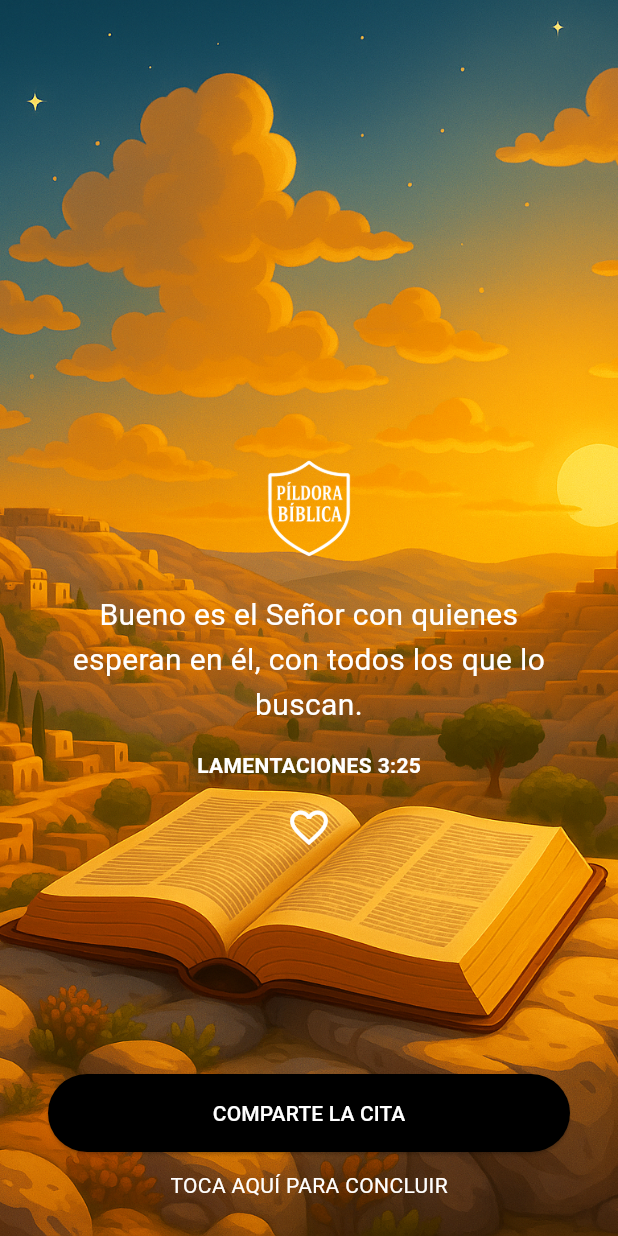
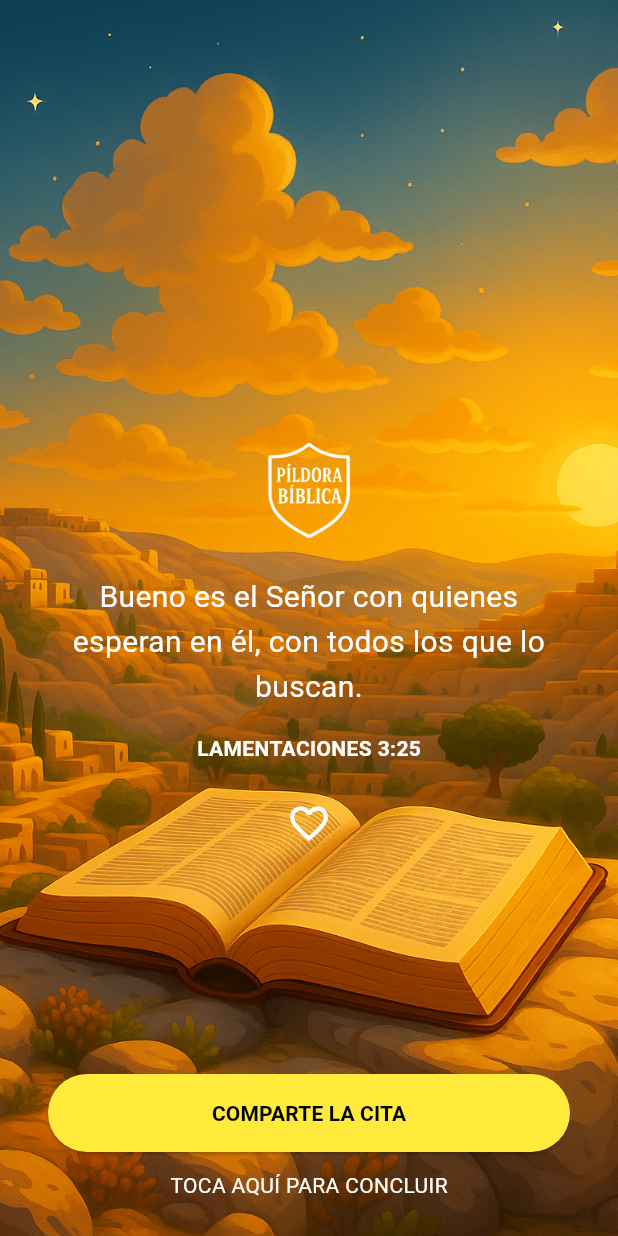
Before and after one commit to emgycreativo/Pildora_Biblica_app, a Flutter app: the screen it shows after launch, on a phone screen of 412 x 824 dp. Run offline on Flutter 3.47's test engine with Material 3 defaults, Android fonts, the phone set to English and light mode, and no system bars; our stand-ins replace share_plus.

Commit message:
Add share functionality and favorite toggle

```diff
--- a/lib/main.dart
+++ b/lib/main.dart
@@ -1,4 +1,5 @@
 import 'package:flutter/material.dart';
+import 'package:share_plus/share_plus.dart';
 
 void main() {
   runApp(const MyApp());
@@ -16,8 +17,21 @@ class MyApp extends StatelessWidget {
   }
 }
 
-class PantallaBienvenida extends StatelessWidget {
+class PantallaBienvenida extends StatefulWidget {
   const PantallaBienvenida({super.key});
+
+  @override
+  State<PantallaBienvenida> createState() => _PantallaBienvenidaState();
+}
+
+class _PantallaBienvenidaState extends State<PantallaBienvenida> {
+  bool _isFavorite = false;
+
+  void _shareQuote() {
+    Share.share(
+      '"Bueno es el Señor con quienes esperan en él, con todos los que lo buscan."\nLAMENTACIONES 3:25',
+    );
+  }
 
   @override
   Widget build(BuildContext context) {
@@ -63,10 +77,17 @@ class PantallaBienvenida extends StatelessWidget {
                 const SizedBox(height: 16),
 
                 // Icono de corazón
-                const Icon(
-                  Icons.favorite_border,
-                  color: Colors.white,
-                  size: 30,
+                IconButton(
+                  icon: Icon(
+                    _isFavorite ? Icons.favorite : Icons.favorite_border,
+                    color: _isFavorite ? Colors.red : Colors.white,
+                  ),
+                  iconSize: 30,
+                  onPressed: () {
+                    setState(() {
+                      _isFavorite = !_isFavorite;
+                    });
+                  },
                 ),
 
                 const Spacer(),
@@ -77,9 +98,9 @@ class PantallaBienvenida extends StatelessWidget {
                   child: SizedBox(
                     width: double.infinity,
                     child: ElevatedButton(
-                      onPressed: () {},
+                      onPressed: _shareQuote,
                       style: ElevatedButton.styleFrom(
-                        backgroundColor: Colors.black,
+                        backgroundColor: Colors.yellow,
                         padding: const EdgeInsets.symmetric(vertical: 16),
                         shape: RoundedRectangleBorder(
                           borderRadius: BorderRadius.circular(30),
@@ -87,7 +108,10 @@ class PantallaBienvenida extends StatelessWidget {
                       ),
                       child: const Text(
                         'COMPARTE LA CITA',
-                        style: TextStyle(color: Colors.white),
+                        style: TextStyle(
+                          color: Colors.black,
+                          fontWeight: FontWeight.bold,
+                        ),
                       ),
                     ),
                   ),
--- a/pubspec.yaml
+++ b/pubspec.yaml
@@ -30,6 +30,8 @@ environment:
 dependencies:
   flutter:
     sdk: flutter
+
+  share_plus: ^7.2.1
 
   # The following adds the Cupertino Icons font to your application.
   # Use with the CupertinoIcons class for iOS style icons.
```
